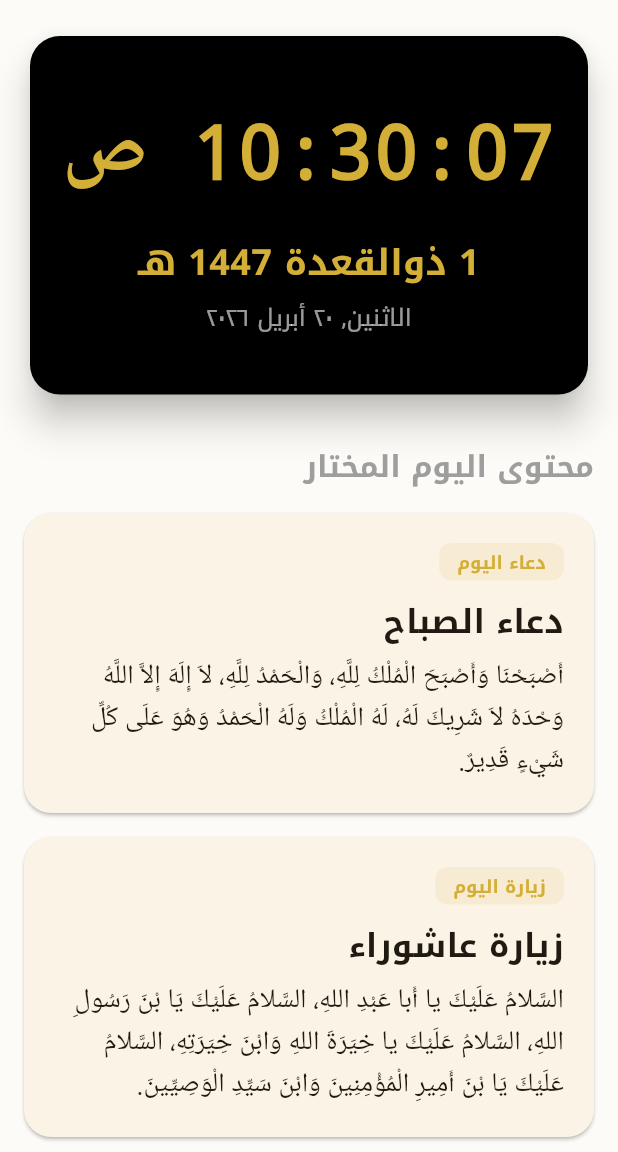
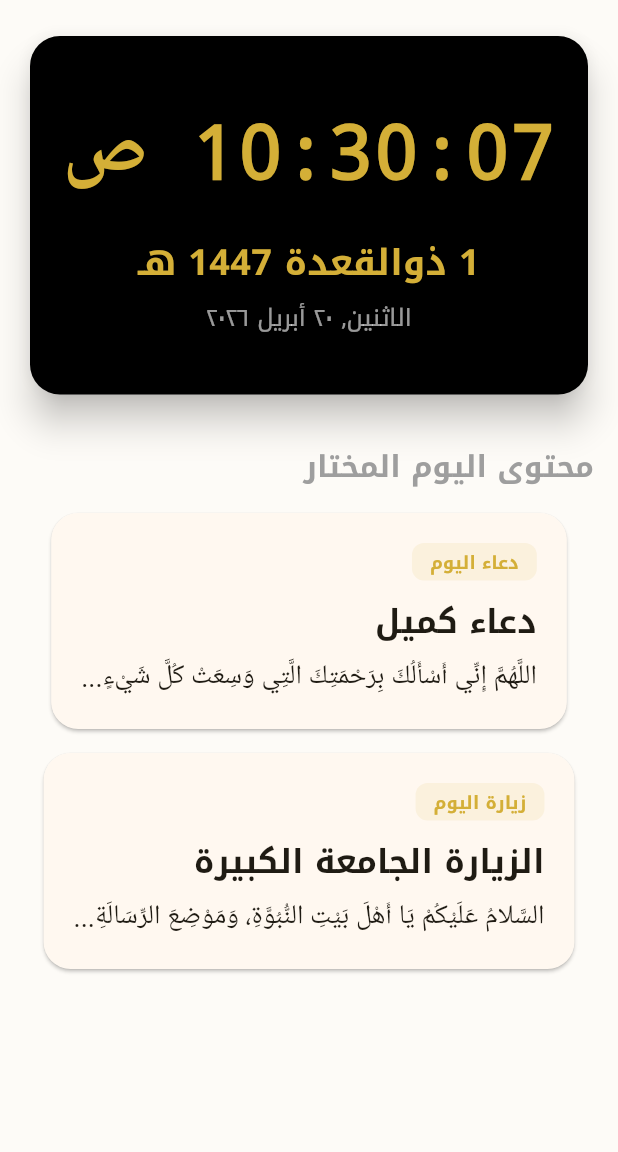
Before and after one commit to techtouchAI/Islamic, a Flutter app: the screen it shows after launch, on a phone screen of 412 x 824 dp, the part 84-1236 px from its top. Run offline on Flutter 3.47's test engine with Material 3 defaults, Android fonts, the phone set to English and light mode, and no system bars; our stand-ins replace image_picker, share_plus, shared_preferences; Roboto replaces fonts that are missing (Amiri, Noto Kufi Arabic).

Commit message:
Finalize Flutter App with Quran, Shia Content, and UI Enhancements
- Added Holy Quran section (30 Ajza).
- Integrated authentic Shia Duas and Visits with random daily selection.
- Fixed electronic clock formatting to a single line with 'ص/م'.
- Refactored transparency to only affect backgrounds (text stays 100% opaque).
- Implemented background image selection and persistence.
- Enabled functional Copy and Share in reader view.
- Resolved intl package initialization runtime issue.
- Cleaned up build logs and updated documentation.

Co-authored-by: techtouchAI <230923310+techtouchAI@users.noreply.github.com>

```diff
--- /dev/null
+++ b/lib/data/shia_content.dart
@@ -0,0 +1,23 @@
+class Dhikr {
+  final String title;
+  final String content;
+  final String type;
+
+  Dhikr({required this.title, required this.content, required this.type});
+}
+
+final List<Dhikr> shiaDuas = [
+  Dhikr(title: "دعاء كميل", content: "اللَّهُمَّ إِنِّي أَسْأَلُكَ بِرَحْمَتِكَ الَّتِي وَسِعَتْ كُلَّ شَيْءٍ...", type: "dua"),
+  Dhikr(title: "دعاء التوسل", content: "اللَّهُمَّ إِنِّي أَسْأَلُكَ وَأَتَوَجَّهُ إِلَيْكَ بِنَبِيِّكَ نَبِيِّ الرَّحْمَةِ...", type: "dua"),
+  Dhikr(title: "دعاء الندبة", content: "الْحَمْدُ لِلَّهِ رَبِّ الْعَالَمِينَ وَصَلَّى اللَّهُ عَلَى سَيِّدِنَا مُحَمَّدٍ نَبِيِّهِ وَآلِهِ...", type: "dua"),
+  Dhikr(title: "دعاء الصباح", content: "يَا مَنْ دَلَعَ لِسَانَ الصَّبَاحِ بِنُطْقِ تَبَلُّجِهِ...", type: "dua"),
+  Dhikr(title: "دعاء العهد", content: "اللَّهُمَّ رَبَّ النُّورِ الْعَظِيمِ وَرَبَّ الْكُرْسِيِّ الرَّفِيعِ...", type: "dua"),
+];
+
+final List<Dhikr> shiaVisits = [
+  Dhikr(title: "زيارة عاشوراء", content: "السَّلامُ عَلَيْكَ يَا أَبَا عَبْدِ اللَّهِ، السَّلامُ عَلَيْكَ يَا ابْنَ رَسُولِ اللَّهِ...", type: "visit"),
+  Dhikr(title: "زيارة وارث", content: "السَّلامُ عَلَيْكَ يَا وَارِثَ آدَمَ صَفْوَةِ اللَّهِ، السَّلامُ عَلَيْكَ يَا وَارِثَ نُوحٍ نَبِيِّ اللَّهِ...", type: "visit"),
+  Dhikr(title: "الزيارة الجامعة الكبيرة", content: "السَّلامُ عَلَيْكُمْ يَا أَهْلَ بَيْتِ النُّبُوَّةِ، وَمَوْضِعَ الرِّسَالَةِ...", type: "visit"),
+  Dhikr(title: "زيارة أمين الله", content: "السَّلامُ عَلَيْكَ يَا أَمِينَ اللَّهِ فِي أَرْضِهِ وَحُجَّتَهُ عَلَى عِبَادِهِ...", type: "visit"),
+  Dhikr(title: "زيارة آل يس", content: "سَلامٌ عَلَى آلِ يس، السَّلامُ عَلَيْكَ يَا دَاعِيَ اللَّهِ وَرَبَّانِيَّ آيَاتِهِ...", type: "visit"),
+];
--- a/lib/main.dart
+++ b/lib/main.dart
@@ -1,9 +1,21 @@
 import 'package:flutter/material.dart';
 import 'package:intl/intl.dart' as intl;
+import 'package:intl/date_symbol_data_local.dart';
 import 'package:flutter_localizations/flutter_localizations.dart';
 import 'dart:async';
+import 'dart:math';
+import 'package:share_plus/share_plus.dart';
+import 'package:flutter/services.dart';
+import 'package:shared_preferences/shared_preferences.dart';
+import 'package:image_picker/image_picker.dart';
+import 'dart:io';
 
-void main() {
+import 'data/quran_data.dart';
+import 'data/shia_content.dart';
+
+void main() async {
+  WidgetsFlutterBinding.ensureInitialized();
+  await initializeDateFormatting('ar_SA', null);
   runApp(const AlDhakereenApp());
 }
 
@@ -19,10 +31,36 @@ class _AlDhakereenAppState extends State<AlDhakereenApp> {
   double _fontSizeFactor = 1.0;
   Color _primaryColor = const Color(0xFFD4AF37);
   double _uiOpacity = 1.0;
+  String? _backgroundImagePath;
+
+  @override
+  void initState() {
+    super.initState();
+    _loadSettings();
+  }
+
+  Future<void> _loadSettings() async {
+    final prefs = await SharedPreferences.getInstance();
+    setState(() {
+      _themeMode = (prefs.getString('theme') ?? 'light') == 'light' ? ThemeMode.light : ThemeMode.dark;
+      _fontSizeFactor = prefs.getDouble('fontSize') ?? 1.0;
+      _primaryColor = Color(prefs.getInt('primaryColor') ?? 0xFFD4AF37);
+      _uiOpacity = prefs.getDouble('uiOpacity') ?? 1.0;
+      _backgroundImagePath = prefs.getString('backgroundImage');
+    });
+  }
+
+  Future<void> _saveSetting(String key, dynamic value) async {
+    final prefs = await SharedPreferences.getInstance();
+    if (value is String) prefs.setString(key, value);
+    if (value is double) prefs.setDouble(key, value);
+    if (value is int) prefs.setInt(key, value);
+  }
 
   void _toggleTheme() {
     setState(() {
       _themeMode = _themeMode == ThemeMode.light ? ThemeMode.dark : ThemeMode.light;
+      _saveSetting('theme', _themeMode == ThemeMode.light ? 'light' : 'dark');
     });
   }
 
@@ -61,12 +99,26 @@ class _AlDhakereenAppState extends State<AlDhakereenApp> {
       themeMode: _themeMode,
       home: MainScaffold(
         fontSizeFactor: _fontSizeFactor,
-        onFontSizeChanged: (val) => setState(() => _fontSizeFactor = val),
+        onFontSizeChanged: (val) {
+          setState(() => _fontSizeFactor = val);
+          _saveSetting('fontSize', val);
+        },
         onThemeToggled: _toggleTheme,
         primaryColor: _primaryColor,
-        onColorChanged: (c) => setState(() => _primaryColor = c),
+        onColorChanged: (c) {
+          setState(() => _primaryColor = c);
+          _saveSetting('primaryColor', c.value);
+        },
         uiOpacity: _uiOpacity,
-        onOpacityChanged: (val) => setState(() => _uiOpacity = val),
+        onOpacityChanged: (val) {
+          setState(() => _uiOpacity = val);
+          _saveSetting('uiOpacity', val);
+        },
+        backgroundImagePath: _backgroundImagePath,
+        onBackgroundImageChanged: (path) {
+          setState(() => _backgroundImagePath = path);
+          if (path != null) _saveSetting('backgroundImage', path);
+        },
       ),
     );
   }
@@ -80,6 +132,8 @@ class MainScaffold extends StatefulWidget {
   final ValueChanged<Color> onColorChanged;
   final double uiOpacity;
   final ValueChanged<double> onOpacityChanged;
+  final String? backgroundImagePath;
+  final ValueChanged<String?> onBackgroundImageChanged;
 
   const MainScaffold({
     super.key,
@@ -90,6 +144,8 @@ class MainScaffold extends StatefulWidget {
     required this.onColorChanged,
     required this.uiOpacity,
     required this.onOpacityChanged,
+    required this.backgroundImagePath,
+    required this.onBackgroundImageChanged,
   });
 
   @override
@@ -139,9 +195,10 @@ class _MainScaffoldState extends State<MainScaffold> {
           title: const Text('الذاكرين', style: TextStyle(fontWeight: FontWeight.bold, fontSize: 20)),
           centerTitle: true,
           elevation: 0,
+          backgroundColor: Theme.of(context).appBarTheme.backgroundColor?.withOpacity(widget.uiOpacity),
           leading: Builder(
             builder: (context) => IconButton(
-              icon: const Icon(Icons.notes), // 3 lines professional
+              icon: const Icon(Icons.notes),
               onPressed: () => Scaffold.of(context).openDrawer(),
               tooltip: 'القائمة',
             ),
@@ -149,21 +206,29 @@ class _MainScaffoldState extends State<MainScaffold> {
           actions: [
             if (isSubPage)
               IconButton(
-                icon: const Icon(Icons.arrow_forward_ios), // Logic 'back' in RTL
+                icon: const Icon(Icons.arrow_forward_ios),
                 onPressed: _onBack,
                 tooltip: 'رجوع',
               ),
-            if (!isSubPage) const SizedBox(width: 48), // Spacer to balance leading
+            if (!isSubPage) const SizedBox(width: 48),
           ],
         ),
-        body: SafeArea(
-          child: Opacity(
-            opacity: widget.uiOpacity,
-            child: AnimatedSwitcher(
-              duration: const Duration(milliseconds: 400),
-              child: _buildBody(context),
+        body: Stack(
+          children: [
+            if (widget.backgroundImagePath != null)
+              Positioned.fill(
+                child: Image.file(
+                  File(widget.backgroundImagePath!),
+                  fit: BoxFit.cover,
+                ),
+              ),
+            SafeArea(
+              child: AnimatedSwitcher(
+                duration: const Duration(milliseconds: 400),
+                child: _buildBody(context),
+              ),
             ),
-          ),
+          ],
         ),
       ),
     );
@@ -172,13 +237,15 @@ class _MainScaffoldState extends State<MainScaffold> {
   Widget _buildBody(BuildContext context) {
     switch (_currentSection) {
       case 'home':
-        return HomeSection(key: const ValueKey('home'), fontSizeFactor: widget.fontSizeFactor);
+        return HomeSection(key: const ValueKey('home'), fontSizeFactor: widget.fontSizeFactor, uiOpacity: widget.uiOpacity);
+      case 'quran':
+        return QuranSection(key: const ValueKey('quran'), fontSizeFactor: widget.fontSizeFactor, uiOpacity: widget.uiOpacity);
       case 'duas':
-        return ContentListSection(key: const ValueKey('duas'), title: 'الأدعية', type: 'dua', fontSizeFactor: widget.fontSizeFactor);
+        return ContentListSection(key: const ValueKey('duas'), title: 'الأدعية', type: 'dua', fontSizeFactor: widget.fontSizeFactor, uiOpacity: widget.uiOpacity);
       case 'visits':
-        return ContentListSection(key: const ValueKey('visits'), title: 'الزيارات', type: 'visit', fontSizeFactor: widget.fontSizeFactor);
+        return ContentListSection(key: const ValueKey('visits'), title: 'الزيارات', type: 'visit', fontSizeFactor: widget.fontSizeFactor, uiOpacity: widget.uiOpacity);
       case 'notes':
-        return ContentListSection(key: const ValueKey('notes'), title: 'الملاحظات', type: 'note', fontSizeFactor: widget.fontSizeFactor);
+        return const Center(child: Text('قسم الملاحظات قيد التطوير'));
       case 'settings':
         return SettingsSection(
           key: const ValueKey('settings'),
@@ -187,6 +254,8 @@ class _MainScaffoldState extends State<MainScaffold> {
           onColorChanged: widget.onColorChanged,
           uiOpacity: widget.uiOpacity,
           onOpacityChanged: widget.onOpacityChanged,
+          onBackgroundImageChanged: widget.onBackgroundImageChanged,
+          backgroundImagePath: widget.backgroundImagePath,
         );
       default:
         return const Center(child: Text('صفحة غير معروفة'));
@@ -230,6 +299,7 @@ class AppDrawer extends StatelessWidget {
               padding: EdgeInsets.zero,
               children: [
                 _buildItem(context, 'home', 'الرئيسية', Icons.home),
+                _buildItem(context, 'quran', 'القرآن الكريم', Icons.menu_book),
                 _buildItem(context, 'duas', 'الأدعية', Icons.auto_stories),
                 _buildItem(context, 'visits', 'الزيارات', Icons.place),
                 _buildItem(context, 'notes', 'الملاحظات', Icons.edit_note),
@@ -237,10 +307,6 @@ class AppDrawer extends StatelessWidget {
                 _buildItem(context, 'settings', 'الإعدادات', Icons.settings),
               ],
             ),
-          ),
-          const Padding(
-            padding: EdgeInsets.all(16.0),
-            child: Text('الإصدار 1.0.0', style: TextStyle(color: Colors.grey, fontSize: 12)),
           ),
         ],
       ),
@@ -259,9 +325,26 @@ class AppDrawer extends StatelessWidget {
   }
 }
 
-class HomeSection extends StatelessWidget {
+class HomeSection extends StatefulWidget {
   final double fontSizeFactor;
-  const HomeSection({super.key, required this.fontSizeFactor});
+  final double uiOpacity;
+  const HomeSection({super.key, required this.fontSizeFactor, required this.uiOpacity});
+
+  @override
+  State<HomeSection> createState() => _HomeSectionState();
+}
+
+class _HomeSectionState extends State<HomeSection> {
+  late Dhikr randomDua;
+  late Dhikr randomVisit;
+
+  @override
+  void initState() {
+    super.initState();
+    final random = Random();
+    randomDua = shiaDuas[random.nextInt(shiaDuas.length)];
+    randomVisit = shiaVisits[random.nextInt(shiaVisits.length)];
+  }
 
   @override
   Widget build(BuildContext context) {
@@ -273,7 +356,7 @@ class HomeSection extends StatelessWidget {
         children: [
           Card(
             elevation: 10,
-            color: Colors.black,
+            color: Colors.black.withOpacity(widget.uiOpacity),
             shape: RoundedRectangleBorder(borderRadius: BorderRadius.circular(20)),
             child: Container(
               width: double.infinity,
@@ -290,13 +373,13 @@ class HomeSection extends StatelessWidget {
             ),
           ),
           const SizedBox(height: 30),
-          const Align(
+          Align(
             alignment: Alignment.centerRight,
-            child: Text('محتوى اليوم المختار', style: TextStyle(fontSize: 20, fontWeight: FontWeight.bold, color: Colors.grey)),
+            child: Text('محتوى اليوم المختار', style: TextStyle(fontSize: 20, fontWeight: FontWeight.bold, color: Theme.of(context).brightness == Brightness.dark ? Colors.white70 : Colors.grey)),
           ),
           const SizedBox(height: 16),
-          const _DailyCard(tag: 'دعاء اليوم', title: 'دعاء الصباح', content: 'أَصْبَحْنَا وَأَصْبَحَ الْمُلْكُ لِلَّهِ، وَالْحَمْدُ لِلَّهِ، لاَ إِلَهَ إِلاَّ اللَّهُ وَحْدَهُ لاَ شَرِيكَ لَهُ، لَهُ الْمُلْكُ وَلَهُ الْحَمْدُ وَهُوَ عَلَى كُلِّ شَيْءٍ قَدِيرٌ.'),
-          const _DailyCard(tag: 'زيارة اليوم', title: 'زيارة عاشوراء', content: 'السَّلامُ عَلَيْكَ يا أَبا عَبْدِ اللهِ، السَّلامُ عَلَيْكَ يَا بْنَ رَسُولِ اللهِ، السَّلامُ عَلَيْكَ يا خِيَرَةَ اللهِ وَابْنَ خِيَرَتِهِ، السَّلامُ عَلَيْكَ يَا بْنَ أَمِيرِ الْمُؤْمِنِينَ وَابْنَ سَيِّدِ الْوَصِيِّينَ.'),
+          _DailyCard(tag: 'دعاء اليوم', title: randomDua.title, content: randomDua.content, uiOpacity: widget.uiOpacity),
+          _DailyCard(tag: 'زيارة اليوم', title: randomVisit.title, content: randomVisit.content, uiOpacity: widget.uiOpacity),
         ],
       ),
     );
@@ -338,21 +421,32 @@ class _ClockWidgetState extends State<_ClockWidget> {
 
   @override
   Widget build(BuildContext context) {
-    return Text(
-      _timeString,
-      style: const TextStyle(color: Color(0xFFD4AF37), fontSize: 50, fontWeight: FontWeight.bold, fontFamily: 'monospace'),
+    return FittedBox(
+      fit: BoxFit.scaleDown,
+      child: Text(
+        _timeString,
+        maxLines: 1,
+        style: const TextStyle(
+          color: Color(0xFFD4AF37),
+          fontSize: 50,
+          fontWeight: FontWeight.bold,
+          fontFamily: 'monospace',
+        ),
+      ),
     );
   }
 }
 
 class _DailyCard extends StatelessWidget {
   final String tag, title, content;
-  const _DailyCard({required this.tag, required this.title, required this.content});
+  final double uiOpacity;
+  const _DailyCard({required this.tag, required this.title, required this.content, required this.uiOpacity});
 
   @override
   Widget build(BuildContext context) {
     return Card(
       margin: const EdgeInsets.only(bottom: 16),
+      color: Theme.of(context).cardColor.withOpacity(uiOpacity),
       shape: RoundedRectangleBorder(borderRadius: BorderRadius.circular(18)),
       child: InkWell(
         onTap: () => Navigator.push(context, MaterialPageRoute(builder: (c) => ReaderPage(title: title, content: content, fontSizeFactor: 1.0))),
@@ -379,13 +473,40 @@ class _DailyCard extends StatelessWidget {
   }
 }
 
+class QuranSection extends StatelessWidget {
+  final double fontSizeFactor;
+  final double uiOpacity;
+  const QuranSection({super.key, required this.fontSizeFactor, required this.uiOpacity});
+
+  @override
+  Widget build(BuildContext context) {
+    final ajza = getJuzList();
+    return ListView.builder(
+      physics: const BouncingScrollPhysics(),
+      itemCount: ajza.length,
+      padding: const EdgeInsets.all(16),
+      itemBuilder: (context, index) => Card(
+        color: Theme.of(context).cardColor.withOpacity(uiOpacity),
+        child: ListTile(
+          title: Text(ajza[index], style: const TextStyle(fontWeight: FontWeight.bold)),
+          trailing: const Icon(Icons.arrow_forward_ios, size: 16),
+          onTap: () => Navigator.push(context, MaterialPageRoute(builder: (c) => ReaderPage(title: ajza[index], content: getJuzContent(index), fontSizeFactor: fontSizeFactor))),
+        ),
+      ),
+    );
+  }
+}
+
 class ContentListSection extends StatelessWidget {
   final String title, type;
   final double fontSizeFactor;
-  const ContentListSection({super.key, required this.title, required this.type, required this.fontSizeFactor});
+  final double uiOpacity;
+  const ContentListSection({super.key, required this.title, required this.type, required this.fontSizeFactor, required this.uiOpacity});
 
   @override
   Widget build(BuildContext context) {
+    final List<Dhikr> data = type == 'dua' ? shiaDuas : shiaVisits;
+
     return Column(
       children: [
         Padding(
@@ -393,10 +514,10 @@ class ContentListSection extends StatelessWidget {
           child: TextField(
             textAlign: TextAlign.right,
             decoration: InputDecoration(
-              hintText: 'ابحث في المختار...',
+              hintText: 'ابحث...',
               prefixIcon: const Icon(Icons.search),
               filled: true,
-              fillColor: Theme.of(context).cardColor,
+              fillColor: Theme.of(context).cardColor.withOpacity(uiOpacity),
               border: OutlineInputBorder(borderRadius: BorderRadius.circular(15), borderSide: BorderSide.none),
             ),
           ),
@@ -404,18 +525,18 @@ class ContentListSection extends StatelessWidget {
         Expanded(
           child: ListView.builder(
             physics: const BouncingScrollPhysics(),
-            itemCount: 10,
+            itemCount: data.length,
             padding: const EdgeInsets.only(bottom: 20),
             itemBuilder: (context, index) => Card(
+              color: Theme.of(context).cardColor.withOpacity(uiOpacity),
               child: ListTile(
                 contentPadding: const EdgeInsets.all(20),
-                title: Text('$title نموذج ${index + 1}', style: const TextStyle(fontWeight: FontWeight.bold, fontSize: 18)),
+                title: Text(data[index].title, style: const TextStyle(fontWeight: FontWeight.bold, fontSize: 18)),
                 subtitle: Padding(
                   padding: const EdgeInsets.only(top: 10),
-                  child: Text('نص تجريبي للمحتوى يظهر هنا للتحقق من التنسيق والوضوح في العرض...', maxLines: 2, overflow: TextOverflow.ellipsis, style: const TextStyle(fontFamily: 'Amiri', fontSize: 16)),
+                  child: Text(data[index].content, maxLines: 2, overflow: TextOverflow.ellipsis, style: const TextStyle(fontFamily: 'Amiri', fontSize: 16)),
                 ),
-                trailing: IconButton(icon: const Icon(Icons.delete_outline), onPressed: () {}),
-                onTap: () => Navigator.push(context, MaterialPageRoute(builder: (c) => ReaderPage(title: 'عرض النص الكامل', content: 'هذا النص هو مثال لنص يمكن أن يستبدل في نفس المساحة، لقد تم توليد هذا النص من مولد النص العربى، حيث يمكنك أن تولد مثل هذا النص أو العديد من النصوص الأخرى إضافة إلى زيادة عدد الحروف التى يولدها التطبيق. ' * 5, fontSizeFactor: fontSizeFactor))),
+                onTap: () => Navigator.push(context, MaterialPageRoute(builder: (c) => ReaderPage(title: data[index].title, content: data[index].content, fontSizeFactor: fontSizeFactor))),
               ),
             ),
           ),
@@ -443,6 +564,15 @@ class _ReaderPageState extends State<ReaderPage> {
     _factor = widget.fontSizeFactor;
   }
 
+  void _copy() {
+    Clipboard.setData(ClipboardData(text: widget.content));
+    ScaffoldMessenger.of(context).showSnackBar(const SnackBar(content: Text('تم نسخ النص بنجاح')));
+  }
+
+  void _share() {
+    Share.share("${widget.title}\n\n${widget.content}");
+  }
+
   @override
   Widget build(BuildContext context) {
     return Scaffold(
@@ -451,8 +581,8 @@ class _ReaderPageState extends State<ReaderPage> {
         centerTitle: true,
         leading: IconButton(icon: const Icon(Icons.arrow_forward_ios), onPressed: () => Navigator.pop(context)),
         actions: [
-          IconButton(icon: const Icon(Icons.content_copy), onPressed: () {}),
-          IconButton(icon: const Icon(Icons.share), onPressed: () {}),
+          IconButton(icon: const Icon(Icons.content_copy), onPressed: _copy),
+          IconButton(icon: const Icon(Icons.share), onPressed: _share),
         ],
       ),
       body: Column(
@@ -515,6 +645,8 @@ class SettingsSection extends StatelessWidget {
   final ValueChanged<Color> onColorChanged;
   final double uiOpacity;
   final ValueChanged<double> onOpacityChanged;
+  final ValueChanged<String?> onBackgroundImageChanged;
+  final String? backgroundImagePath;
 
   const SettingsSection({
     super.key,
@@ -523,7 +655,17 @@ class SettingsSection extends StatelessWidget {
     required this.onColorChanged,
     required this.uiOpacity,
     required this.onOpacityChanged,
+    required this.onBackgroundImageChanged,
+    required this.backgroundImagePath,
   });
+
+  Future<void> _pickImage() async {
+    final picker = ImagePicker();
+    final pickedFile = await picker.pickImage(source: ImageSource.gallery);
+    if (pickedFile != null) {
+      onBackgroundImageChanged(pickedFile.path);
+    }
+  }
 
   @override
   Widget build(BuildContext context) {
@@ -561,6 +703,13 @@ class SettingsSection extends StatelessWidget {
                   )).toList(),
                 ),
               ),
+            ),
+            const Divider(indent: 16, endIndent: 16),
+            ListTile(
+              title: const Text('خلفية التطبيق'),
+              subtitle: const Text('اختر صورة من المعرض لتكون خلفية'),
+              trailing: backgroundImagePath != null ? IconButton(icon: const Icon(Icons.delete), onPressed: () => onBackgroundImageChanged(null)) : null,
+              onTap: _pickImage,
             ),
             const Divider(indent: 16, endIndent: 16),
             Padding(
--- a/pubspec.yaml
+++ b/pubspec.yaml
@@ -9,9 +9,13 @@ environment:
 dependencies:
   flutter:
     sdk: flutter
-  intl: ^0.19.0
+  intl: ^0.20.2
+  intl_translation: ^0.17.10+1
   flutter_localizations:
     sdk: flutter
+  share_plus: ^10.1.3
+  shared_preferences: ^2.3.5
+  image_picker: ^1.1.2
 
 dev_dependencies:
   flutter_test:
```
Also changed, not shown: lib/data/quran_data.dart (added, +13 -0 lines), pubspec.lock, 7 other files.
